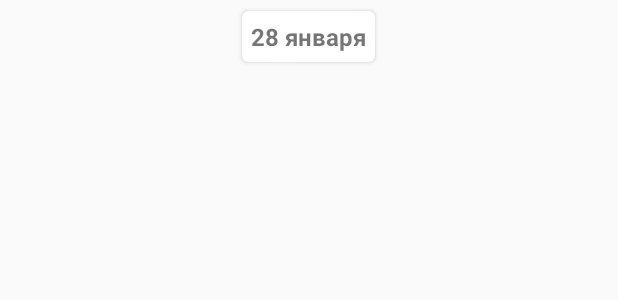
After one commit to runtep/simpleweather, an Android app: the layout sticky_header.xml on its own in the app's theme, with its tools: preview values and no code run, on a phone screen of 412 x 824 dp. The commit adds this screen. Shown: the top 300 px of the screen. Run offline under Robolectric (Android 15) with nearby library versions, the phone set to English and light mode, and no system bars.

Commit message:
Sticky headers in hourly forecast

```diff
--- a/app/src/main/java/org/roko/smplweather/fragment/HourlyTabFragment.java
+++ b/app/src/main/java/org/roko/smplweather/fragment/HourlyTabFragment.java
@@ -6,6 +6,7 @@ import android.view.View;
 import android.view.ViewGroup;
 
 import org.roko.smplweather.R;
+import org.roko.smplweather.adapter.recycler.HeaderItemDecoration;
 import org.roko.smplweather.adapter.recycler.HourlyForecastRecyclerViewAdapter;
 import org.roko.smplweather.model.HourlyListViewItemModel;
 
@@ -32,6 +33,7 @@ public class HourlyTabFragment extends Fragment implements TabFragment<HourlyLis
         mContentHolder = view.findViewById(R.id.contentHolder);
         mForecastAdapter = new HourlyForecastRecyclerViewAdapter();
         mContentHolder.setAdapter(mForecastAdapter);
+        mContentHolder.addItemDecoration(new HeaderItemDecoration(mForecastAdapter));
 
         return view;
     }
@@ -46,7 +48,7 @@ public class HourlyTabFragment extends Fragment implements TabFragment<HourlyLis
     @Override
     public void onActivityCreated(@Nullable Bundle savedInstanceState) {
         super.onActivityCreated(savedInstanceState);
-        if (savedInstanceState != null && savedInstanceState.containsKey(BUNDLE_KEY_FRAGMENT_STATE)){
+        if (savedInstanceState != null && savedInstanceState.containsKey(BUNDLE_KEY_FRAGMENT_STATE)) {
             Serializable state = savedInstanceState.getSerializable(BUNDLE_KEY_FRAGMENT_STATE);
             if (state != null && FragmentState.class == state.getClass()) {
                 updateContent(((FragmentState) state).items);
@@ -54,6 +56,7 @@ public class HourlyTabFragment extends Fragment implements TabFragment<HourlyLis
         }
     }
 
+    @Override
     public void updateContent(List<HourlyListViewItemModel> items) {
         if (mForecastAdapter != null && mContentHolder != null) {
             mForecastAdapter.setItems(items);
--- a/app/src/main/res/layout/hourly_item.xml
+++ b/app/src/main/res/layout/hourly_item.xml
@@ -15,8 +15,8 @@
         android:layout_height="wrap_content"
         android:baselineAligned="false"
         android:orientation="horizontal"
-        android:paddingTop="6dp"
-        android:paddingBottom="6dp">
+        android:paddingTop="16dp"
+        android:paddingBottom="16dp">
 
         <LinearLayout
             android:layout_width="wrap_content"
@@ -55,7 +55,7 @@
         <LinearLayout
             android:layout_width="0dp"
             android:layout_height="wrap_content"
-            android:layout_gravity="center"
+            android:layout_gravity="top"
             android:layout_weight="1"
             android:orientation="vertical">
 
--- a/app/src/main/res/layout/list_divider.xml
+++ b/app/src/main/res/layout/list_divider.xml
@@ -11,7 +11,7 @@
         android:layout_width="match_parent"
         android:layout_height="match_parent"
         android:gravity="center_horizontal"
-        android:padding="6dp"
+        android:padding="16dp"
         android:textAlignment="center"
         android:textSize="16sp"
         android:textStyle="bold"
--- /dev/null
+++ b/app/src/main/res/layout/sticky_header.xml
@@ -0,0 +1,29 @@
+<?xml version="1.0" encoding="utf-8"?>
+<LinearLayout xmlns:android="http://schemas.android.com/apk/res/android"
+    xmlns:card_view="http://schemas.android.com/apk/res-auto"
+    xmlns:tools="http://schemas.android.com/tools"
+    android:layout_width="match_parent"
+    android:layout_height="wrap_content"
+    android:gravity="center"
+    android:orientation="horizontal">
+
+    <androidx.cardview.widget.CardView
+        android:layout_width="wrap_content"
+        android:layout_height="wrap_content"
+        card_view:cardCornerRadius="4dp"
+        card_view:cardElevation="2dp"
+        card_view:cardMaxElevation="4dp"
+        card_view:cardUseCompatPadding="true">
+
+        <TextView
+            android:id="@+id/listDividerText"
+            android:layout_width="match_parent"
+            android:layout_height="match_parent"
+            android:gravity="center_horizontal"
+            android:padding="6dp"
+            android:textAlignment="center"
+            android:textSize="16sp"
+            android:textStyle="bold"
+            tools:text="28 января" />
+    </androidx.cardview.widget.CardView>
+</LinearLayout>
--- a/app/src/main/res/values/colors.xml
+++ b/app/src/main/res/values/colors.xml
@@ -1,4 +1,4 @@
 <?xml version="1.0" encoding="utf-8"?>
 <resources>
-    <color name="colorWhite">#FFeFeFeF</color>
+    <color name="white_tint">#99ffffff</color>
 </resources>
```
Also changed, not shown: app/src/main/java/org/roko/smplweather/adapter/recycler/HeaderItemDecoration.java (added, +151 -0 lines), app/src/main/java/org/roko/smplweather/adapter/recycler/HourlyForecastRecyclerViewAdapter.java (+44 -1 lines).
